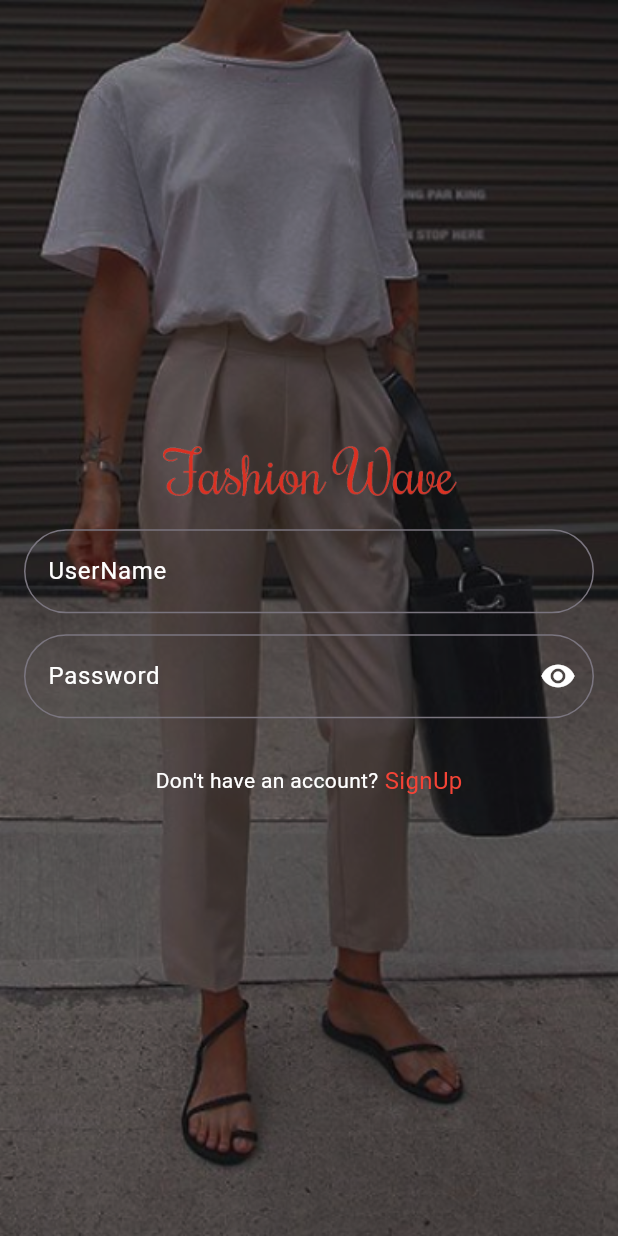
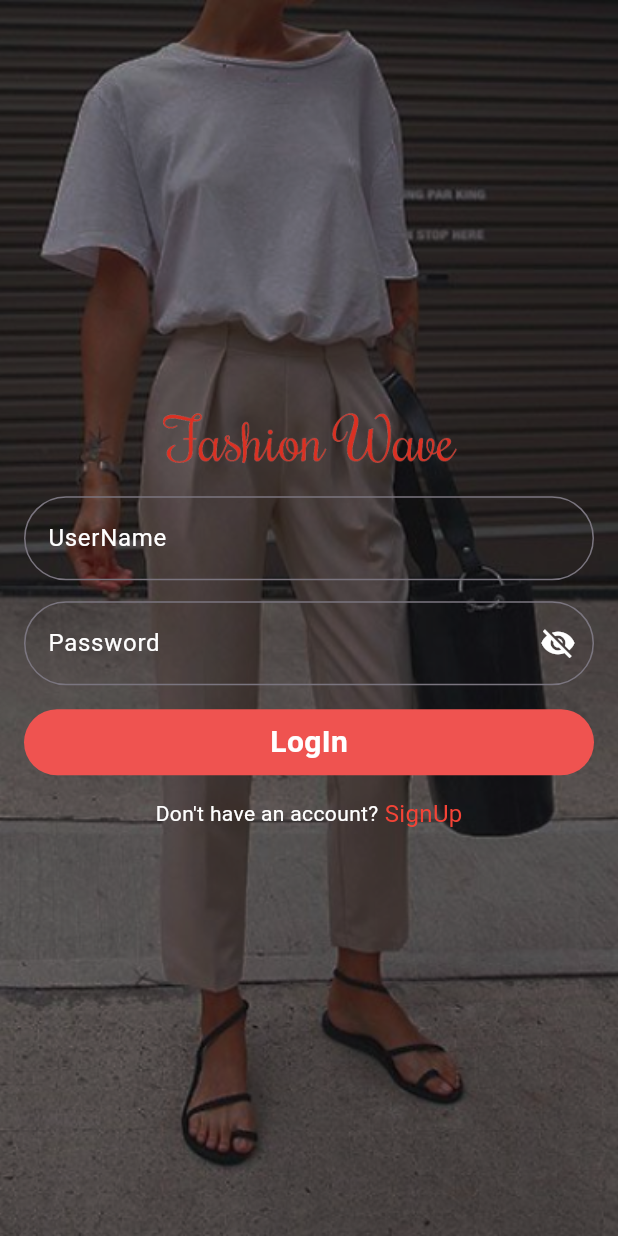
Before and after one commit to ParveenSheoran007/fashion_wave, a Flutter app: the screen it shows after launch, on a phone screen of 412 x 824 dp. Run offline on Flutter 3.47's test engine with Material 3 defaults, Android fonts, the phone set to English and light mode, and no system bars; our stand-ins replace get, lottie; accounts and stored records are empty.

```diff
--- a/lib/auth/provider/user_providr.dart
+++ b/lib/auth/provider/user_providr.dart
@@ -0,0 +1,51 @@
+import 'package:fashion_wave/auth/model/user_model.dart';
+import 'package:fashion_wave/auth/service/user_service.dart';
+import 'package:flutter/material.dart';
+
+
+class UserProvider extends ChangeNotifier {
+  final UserService userService = UserService();
+  UserModel? userModel;
+  bool _isLoggedIn = false;
+  bool _isLoading = false;
+
+  UserModel? get user => userModel;
+  bool get isLoggedIn => _isLoggedIn;
+  bool get isLoading => _isLoading;
+
+  Future<void> register(UserModel user, String email, String password) async {
+    _setLoading(true);
+    bool success = await userService.register(user, email, password);
+    if (success) {
+      userModel = user;
+      _isLoggedIn = true;
+      notifyListeners();
+    } else {
+      throw Exception('Registration failed');
+    }
+    _setLoading(false);
+  }
+
+  Future<bool> login(UserModel user, String text, BuildContext context) async {
+    _setLoading(true);
+    bool success = await userService.login(user);
+    if (success) {
+      userModel = user;
+      _isLoggedIn = true;
+      notifyListeners();
+    }
+    _setLoading(false);
+    return success;
+  }
+
+  void logout() {
+    userModel = null;
+    _isLoggedIn = false;
+    notifyListeners();
+  }
+
+  void _setLoading(bool loading) {
+    _isLoading = loading;
+    notifyListeners();
+  }
+}
--- a/lib/auth/ui/login_screen.dart
+++ b/lib/auth/ui/login_screen.dart
@@ -1,6 +1,8 @@
+import 'package:fashion_wave/auth/model/user_model.dart';
+import 'package:fashion_wave/auth/provider/user_providr.dart';
+import 'package:flutter/material.dart';
+import 'package:provider/provider.dart';
 import 'package:fashion_wave/product/ui/product_screen.dart';
-import 'package:flutter/material.dart';
-
 import 'sign_up.dart';
 
 class LogInScreen extends StatefulWidget {
@@ -13,11 +15,11 @@ class LogInScreen extends StatefulWidget {
 class _LoginScreenState extends State<LogInScreen> {
   final _usernameController = TextEditingController();
   final _passwordController = TextEditingController();
+  bool _isPasswordVisible = false;
 
   @override
   Widget build(BuildContext context) {
-    // final UserProvider = Provider.of<UserProvider>(context);
-
+    final UserProvider userProvider = Provider.of<UserProvider>(context);
     return Scaffold(
       body: Stack(
         children: [
@@ -40,10 +42,9 @@ class _LoginScreenState extends State<LogInScreen> {
                   child: Image.asset(
                     'assets/Screenshot_2024-07-17_123441-removebg-preview.png',
                     width: 200,
-                    )),
-                const SizedBox(
-                  height: 20,
                   ),
+                ),
+                const SizedBox(height: 20),
                 TextFormField(
                   controller: _usernameController,
                   cursorColor: Colors.black,
@@ -56,67 +57,86 @@ class _LoginScreenState extends State<LogInScreen> {
                       borderSide: const BorderSide(color: Colors.white),
                     ),
                     border: OutlineInputBorder(
-                          borderRadius: BorderRadius.circular(40))),
+                      borderRadius: BorderRadius.circular(40),
                     ),
-                const SizedBox(
-                  height: 14,
                   ),
+                ),
+                const SizedBox(height: 14),
                 TextFormField(
                   controller: _passwordController,
                   cursorColor: Colors.white,
                   style: const TextStyle(color: Colors.white),
+                  obscureText: !_isPasswordVisible,
                   decoration: InputDecoration(
                     hintText: 'Password',
                     hintStyle: const TextStyle(color: Colors.white),
-                      suffixIcon: const Icon(
-                        Icons.remove_red_eye,
+                    suffixIcon: IconButton(
+                      icon: Icon(
+                        _isPasswordVisible
+                            ? Icons.visibility
+                            : Icons.visibility_off,
+                        color: Colors.white,
                       ),
-                      suffixIconColor: Colors.white,
+                      onPressed: () {
+                        setState(() {
+                          _isPasswordVisible = !_isPasswordVisible;
+                        });
+                      },
+                    ),
                     focusedBorder: OutlineInputBorder(
                       borderRadius: BorderRadius.circular(40),
                       borderSide: const BorderSide(color: Colors.white),
                     ),
                     border: OutlineInputBorder(
                       borderRadius: BorderRadius.circular(40),
-                      )),
                     ),
-                const SizedBox(
-                  height: 16,
                   ),
-                // GestureDetector(
-                //   onTap: loginProvider.isLoading
-                //       ? null
-                //       : () {
-                //     loginProvider.login(
-                //       _usernameController.text,
-                //       _passwordController.text,
-                //       context,
-                //     );
-                //   },
-                //   child: Container(
-                //     width: MediaQuery.of(context).size.width,
-                //     height: 44,
-                //     decoration: BoxDecoration(
-                //       color: Colors.red.shade400,
-                //       borderRadius: BorderRadius.circular(40),
-                //     ),
-                //     child: Center(
-                //         child: loginProvider.isLoading
-                //             ? const CircularProgressIndicator(
-                //           color: Colors.white,
-                //         )
-                //             : const Text(
-                //           'LogIn',
-                //           style: TextStyle(
-                //               color: Colors.white,
-                //               fontSize: 20,
-                //               fontWeight: FontWeight.bold),
-                //         )),
-                //   ),
-                // ),
-                const SizedBox(
-                  height: 14,
                 ),
+                const SizedBox(height: 16),
+                GestureDetector(
+                  onTap: userProvider.isLoading
+                      ? null
+                      : () {
+                    userProvider.login(
+                      _usernameController.text as UserModel,
+                      _passwordController.text,
+                      context,
+                    );
+                  },
+                  child: InkWell(
+                    onTap: () {
+                      Navigator.push(
+                        context,
+                        MaterialPageRoute(
+                          builder: (context) => const ProductScreen(),
+                        ),
+                      );
+                    },
+                    child: Container(
+                      width: MediaQuery.of(context).size.width,
+                      height: 44,
+                      decoration: BoxDecoration(
+                        color: Colors.red.shade400,
+                        borderRadius: BorderRadius.circular(40),
+                      ),
+                      child: Center(
+                        child: userProvider.isLoading
+                            ? const CircularProgressIndicator(
+                          color: Colors.white,
+                        )
+                            : const Text(
+                          'LogIn',
+                          style: TextStyle(
+                            color: Colors.white,
+                            fontSize: 20,
+                            fontWeight: FontWeight.bold,
+                          ),
+                        ),
+                      ),
+                    ),
+                  ),
+                ),
+                const SizedBox(height: 14),
                 Row(
                   mainAxisAlignment: MainAxisAlignment.center,
                   children: [
@@ -124,22 +144,21 @@ class _LoginScreenState extends State<LogInScreen> {
                       "Don't have an account?",
                       style: TextStyle(color: Colors.white),
                     ),
-                    const SizedBox(
-                      width: 4,
-                    ),
+                    const SizedBox(width: 4),
                     InkWell(
                       onTap: () {
                         Navigator.push(
                           context,
                           MaterialPageRoute(
-                              builder: (context) => const ProductScreen(),
-                            ));
+                            builder: (context) => const SignUpScreen(),
+                          ),
+                        );
                       },
                       child: const Text(
                         'SignUp',
                         style: TextStyle(color: Colors.red, fontSize: 16),
                       ),
-                    )
+                    ),
                   ],
                 ),
               ],
--- a/lib/main.dart
+++ b/lib/main.dart
@@ -1,29 +1,31 @@
+import 'package:fashion_wave/auth/provider/user_providr.dart';
+import 'package:fashion_wave/auth/ui/login_screen.dart';
 import 'package:flutter/material.dart';
-import 'package:fashion_wave/auth/ui/login_screen.dart';
-import 'package:fashion_wave/product/ui/product_screen.dart';
-import 'package:get/get_navigation/src/root/get_material_app.dart';
+
+import 'package:provider/provider.dart';
 
 void main() {
   runApp(const MyApp());
 }
 
 class MyApp extends StatelessWidget {
-  const MyApp({super.key});
+  const MyApp({Key? key});
 
   @override
   Widget build(BuildContext context) {
-    return GetMaterialApp(
-      debugShowCheckedModeBanner: false,
-      title: 'Fashion Wave',
-      theme: ThemeData(
-        colorScheme: ColorScheme.fromSeed(seedColor: Colors.deepPurple),
-        useMaterial3: true,
+    return MultiProvider(
+      providers: [
+        ChangeNotifierProvider(create: (_) => UserProvider()),
+      ],
+      child: MaterialApp(
+        debugShowCheckedModeBanner: false,
+        title: 'Flutter Demo',
+        theme: ThemeData(
+          colorScheme: ColorScheme.fromSeed(seedColor: Colors.deepPurple),
+          useMaterial3: true,
+        ),
+        home:  const LogInScreen(),
       ),
-      initialRoute: '/',
-      routes: {
-        '/': (context) => const LogInScreen(),
-        '/product': (context) => const ProductScreen(),
-      },
     );
   }
 }
--- a/lib/product/ui/product_screen.dart
+++ b/lib/product/ui/product_screen.dart
@@ -1,5 +1,4 @@
 import 'dart:async';
-
 import 'package:fashion_wave/product/ui/profile_screen.dart';
 import 'package:fashion_wave/product/ui/widget/custtom_buttom_bar.dart';
 import 'package:flutter/material.dart';
@@ -15,7 +14,6 @@ class _ProductScreenState extends State<ProductScreen> {
   final PageController pageController = PageController();
   int currentPage = 0;
   late Timer timer;
-
 
   @override
   void initState() {
@@ -112,7 +110,7 @@ class _ProductScreenState extends State<ProductScreen> {
                       shrinkWrap: true,
                       physics: const NeverScrollableScrollPhysics(),
                       gridDelegate:
-                          const SliverGridDelegateWithFixedCrossAxisCount(
+                      const SliverGridDelegateWithFixedCrossAxisCount(
                         crossAxisCount: 2,
                         crossAxisSpacing: 6,
                         mainAxisSpacing: 6,
--- a/lib/product/ui/widget/custtom_buttom_bar.dart
+++ b/lib/product/ui/widget/custtom_buttom_bar.dart
@@ -1,6 +1,6 @@
 import 'package:flutter/material.dart';
 
-class CustomBottomNavigationBar extends Statefu lWidget {
+class CustomBottomNavigationBar extends StatefulWidget {
   const CustomBottomNavigationBar({super.key});
 
   @override
@@ -18,7 +18,6 @@ class _CustomBottomNavigationBarState extends State<CustomBottomNavigationBar> {
         topRight: Radius.circular(30.0),
       ),
       child: BottomNavigationBar(
-        onTap: onTabTapped,
         type: BottomNavigationBarType.fixed,
         items: const [
           BottomNavigationBarItem(
--- a/pubspec.yaml
+++ b/pubspec.yaml
@@ -30,6 +30,8 @@ environment:
 dependencies:
   flutter:
     sdk: flutter
+  provider: ^6.1.2
+  http: ^1.2.2
 
 
   # The following adds the Cupertino Icons font to your application.
```
Also changed, not shown: lib/auth/service/user_service.dart (+37 -0 lines), lib/product/model/product_model.dart (+61 -0 lines), lib/product/provider/product_provider.dart (+95 -0 lines), lib/product/service/product_service.dart (+68 -0 lines), lib/shared/api_end_point.dart (added, +7 -0 lines), lib/auth/model/user_model.dart (line endings or trailing spaces), pubspec.lock. Lines whose indentation alone changed are shown as unchanged.
